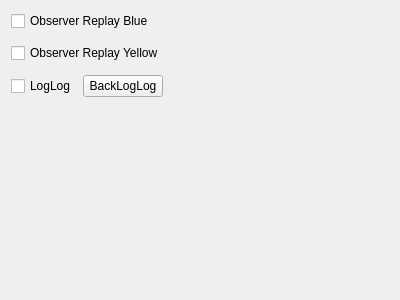
robotics-erlangen/framework, file src/ra/widgets/replayteamwidget.ui: the form before one commit.
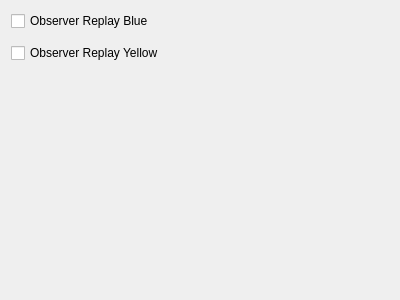
The form after the commit. Custom widgets are drawn as their Qt base class.

Patch:
```diff
--- a/src/ra/widgets/replayteamwidget.ui
+++ b/src/ra/widgets/replayteamwidget.ui
@@ -42,7 +42,7 @@
      </property>
     </widget>
    </item>
-   <item row="5" column="0">
+   <item row="4" column="0">
     <spacer name="verticalSpacer">
      <property name="orientation">
       <enum>Qt::Vertical</enum>
@@ -55,43 +55,6 @@
      </property>
     </spacer>
    </item>
-   <item row="4" column="0">
-    <layout class="QHBoxLayout" name="horizontalLayout">
-     <item>
-      <widget class="QCheckBox" name="loglog">
-       <property name="enabled">
-        <bool>true</bool>
-       </property>
-       <property name="text">
-        <string>LogLog</string>
-       </property>
-      </widget>
-     </item>
-     <item>
-      <widget class="QPushButton" name="backloglog">
-       <property name="enabled">
-        <bool>true</bool>
-       </property>
-       <property name="text">
-        <string>BackLogLog</string>
-       </property>
-      </widget>
-     </item>
-     <item>
-      <spacer name="horizontalSpacer">
-       <property name="orientation">
-        <enum>Qt::Horizontal</enum>
-       </property>
-       <property name="sizeHint" stdset="0">
-        <size>
-         <width>40</width>
-         <height>20</height>
-        </size>
-       </property>
-      </spacer>
-     </item>
-    </layout>
-   </item>
   </layout>
  </widget>
  <customwidgets>
```
